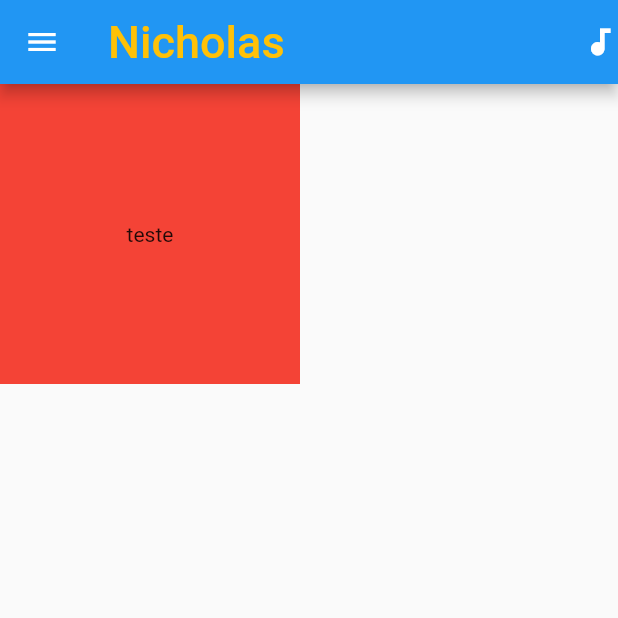
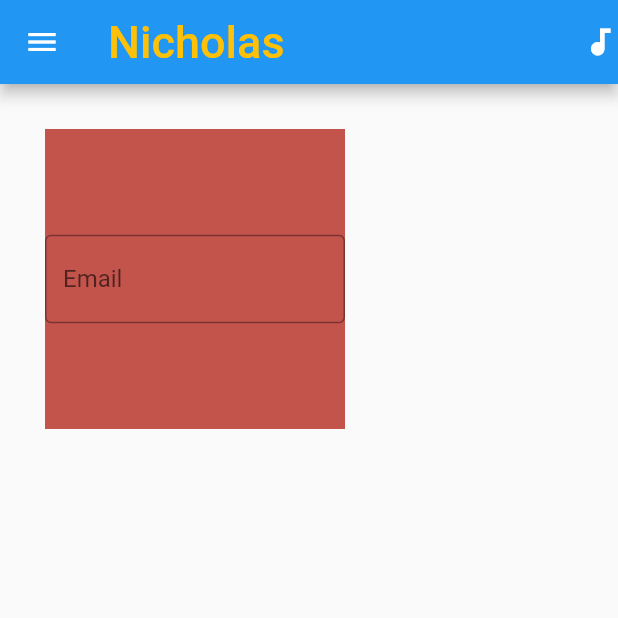
Before and after one commit to Nicholasvp/introduction-flutter, a Flutter app: the screen it shows after launch, on a phone screen of 412 x 824 dp, the top half of it. Run offline on Flutter 3.47's test engine with Material 2 defaults, Android fonts, the phone set to English and light mode, and no system bars.

Commit message:
TextField

```diff
--- a/lib/home_page.dart
+++ b/lib/home_page.dart
@@ -24,11 +24,18 @@ class HomePage extends StatelessWidget {
       ),
       drawer: Drawer(),
       body: Container(
+        margin: EdgeInsets.all(30.0),
+        alignment: Alignment.center,
         width: 200,
         height: 200,
-        color: Colors.red,
+        color: Color.fromARGB(255, 195, 84, 76),
         child: Center(
-          child: Text('teste'),
+          child: TextField(
+            decoration: InputDecoration(
+              border: OutlineInputBorder(),
+              hintText: 'Email',
+            ),
+          ),
         ),
       ),
     );
```
